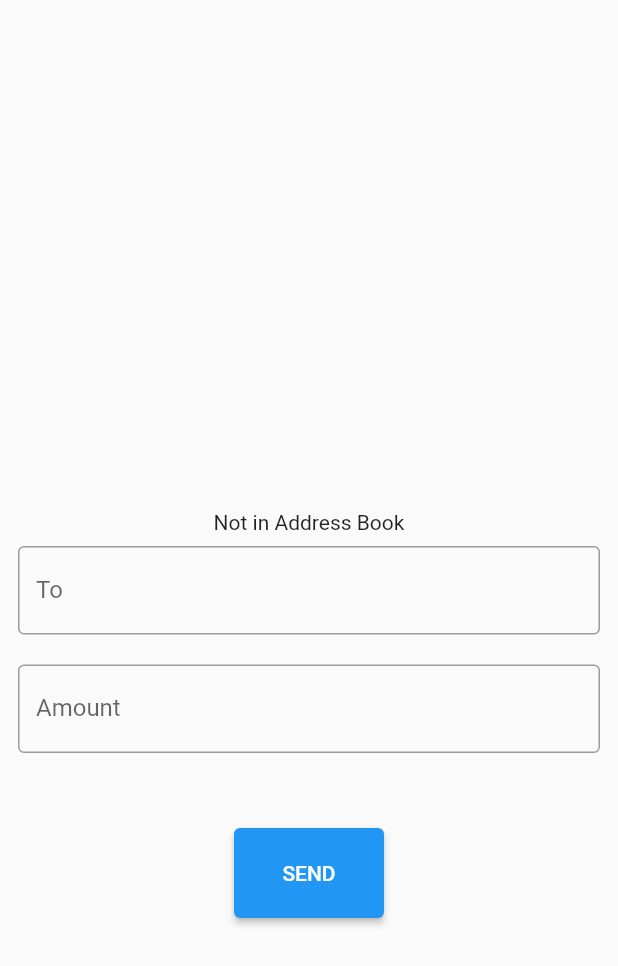
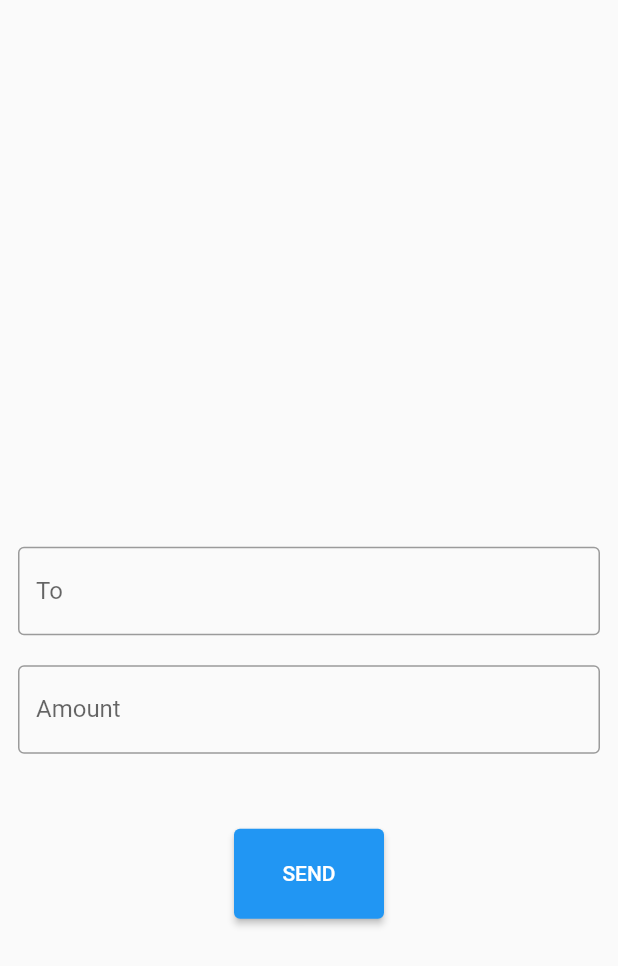
Before and after one commit to Convex-Dev/convexity, a Flutter app: the FungibleTransferScreenBody widget shown alone on an empty page, opened directly, on a phone screen of 412 x 824 dp. Shown: the top 966 px of the screen. Run offline on Flutter 3.47's test engine with Material 2 defaults, Android fonts, the phone set to English and light mode, and no system bars; our stand-ins replace flutter_staggered_animations, flutter_svg, gap, logger, qr_flutter, shared_preferences and 2 more; missing offline and left inert: asn1lib, barcode_scan, flutter_sodium, jdenticon_dart; accounts and stored records are empty.

Commit message:
Don't show 'Not in Address Book' if Address is null

```diff
--- a/lib/screen/fungible_transfer.dart
+++ b/lib/screen/fungible_transfer.dart
@@ -306,12 +306,16 @@ class _FungibleTransferScreenBodyState
                     height: 120,
                     width: 120,
                   ),
-            Padding(
-              padding: const EdgeInsets.all(8),
-              child: Text(
-                contact == null ? 'Not in Address Book' : contact.name,
-              ),
-            ),
+            _receiver == null
+                ? SizedBox(
+                    height: 33,
+                  )
+                : Padding(
+                    padding: const EdgeInsets.all(8),
+                    child: Text(
+                      contact == null ? 'Not in Address Book' : contact.name,
+                    ),
+                  ),
             TextFormField(
               readOnly: true,
               controller: _receiverTextController,
```
